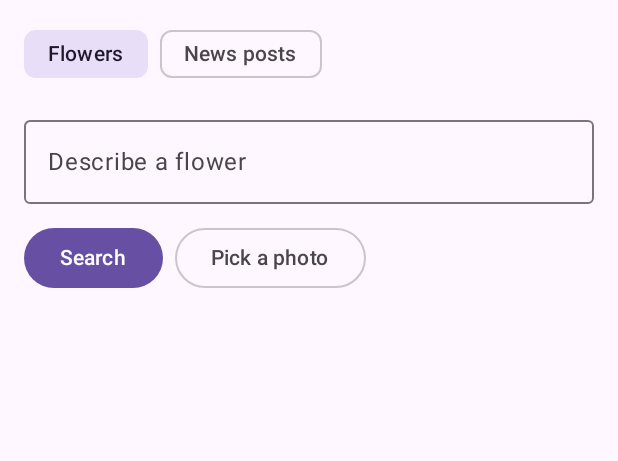
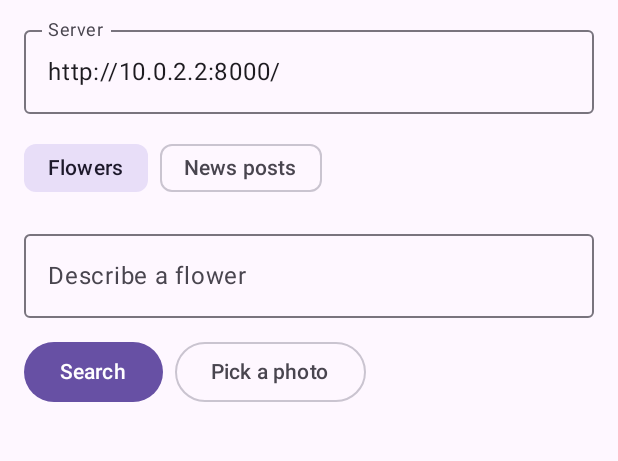
Before and after one commit to al3j4ndrolm/similarity-cs152, an Android app built with Jetpack Compose: the screen it shows after launch (MainActivity), on a phone screen of 412 x 824 dp, the part 72-533 px from its top. Run offline under Robolectric (Android 15) with nearby library versions, the phone set to English and light mode, and no system bars; pictures from the network do not load.

Commit message:
Let the app use any server address so it works on a real phone

```diff
--- a/android/app/src/main/java/com/alejandro/similaritysearch/MainActivity.kt
+++ b/android/app/src/main/java/com/alejandro/similaritysearch/MainActivity.kt
@@ -40,6 +40,7 @@ import androidx.compose.ui.draw.clip
 import androidx.compose.ui.layout.ContentScale
 import androidx.compose.ui.platform.LocalContext
 import androidx.compose.ui.text.input.ImeAction
+import androidx.compose.ui.text.input.KeyboardType
 import androidx.compose.ui.text.style.TextOverflow
 import androidx.compose.ui.unit.dp
 import androidx.lifecycle.viewmodel.compose.viewModel
@@ -75,6 +76,15 @@ fun SearchScreen(viewModel: SearchViewModel = viewModel()) {
         verticalArrangement = Arrangement.spacedBy(12.dp)
     ) {
         Text("Similarity Search", style = MaterialTheme.typography.headlineSmall)
+
+        OutlinedTextField(
+            value = viewModel.serverUrl,
+            onValueChange = { viewModel.serverUrl = it },
+            label = { Text("Server") },
+            singleLine = true,
+            modifier = Modifier.fillMaxWidth(),
+            keyboardOptions = KeyboardOptions(keyboardType = KeyboardType.Uri)
+        )
 
         Row(horizontalArrangement = Arrangement.spacedBy(8.dp)) {
             FilterChip(
--- a/android/app/src/main/java/com/alejandro/similaritysearch/SearchViewModel.kt
+++ b/android/app/src/main/java/com/alejandro/similaritysearch/SearchViewModel.kt
@@ -15,6 +15,7 @@ import okhttp3.MultipartBody
 import okhttp3.RequestBody.Companion.toRequestBody
 
 class SearchViewModel : ViewModel() {
+    var serverUrl by mutableStateOf(DEFAULT_URL)
     var collection by mutableStateOf("flowers")
     var query by mutableStateOf("")
     var queryImage by mutableStateOf<Uri?>(null)
@@ -32,7 +33,7 @@ class SearchViewModel : ViewModel() {
     fun searchText() {
         if (query.isBlank()) return
         queryImage = null
-        doSearch { api.searchText(TextQuery(collection, query.trim())) }
+        doSearch { createApi(cleanUrl(serverUrl)).searchText(TextQuery(collection, query.trim())) }
     }
 
     fun searchImage(uri: Uri, resolver: ContentResolver) {
@@ -43,7 +44,7 @@ class SearchViewModel : ViewModel() {
             }
             val body = bytes.toRequestBody("image/*".toMediaType())
             val part = MultipartBody.Part.createFormData("file", "photo.jpg", body)
-            api.searchImage("flowers", 12, part)
+            createApi(cleanUrl(serverUrl)).searchImage("flowers", 12, part)
         }
     }
 
```
Also changed, not shown: android/app/src/main/java/com/alejandro/similaritysearch/Api.kt (+10 -3 lines).
